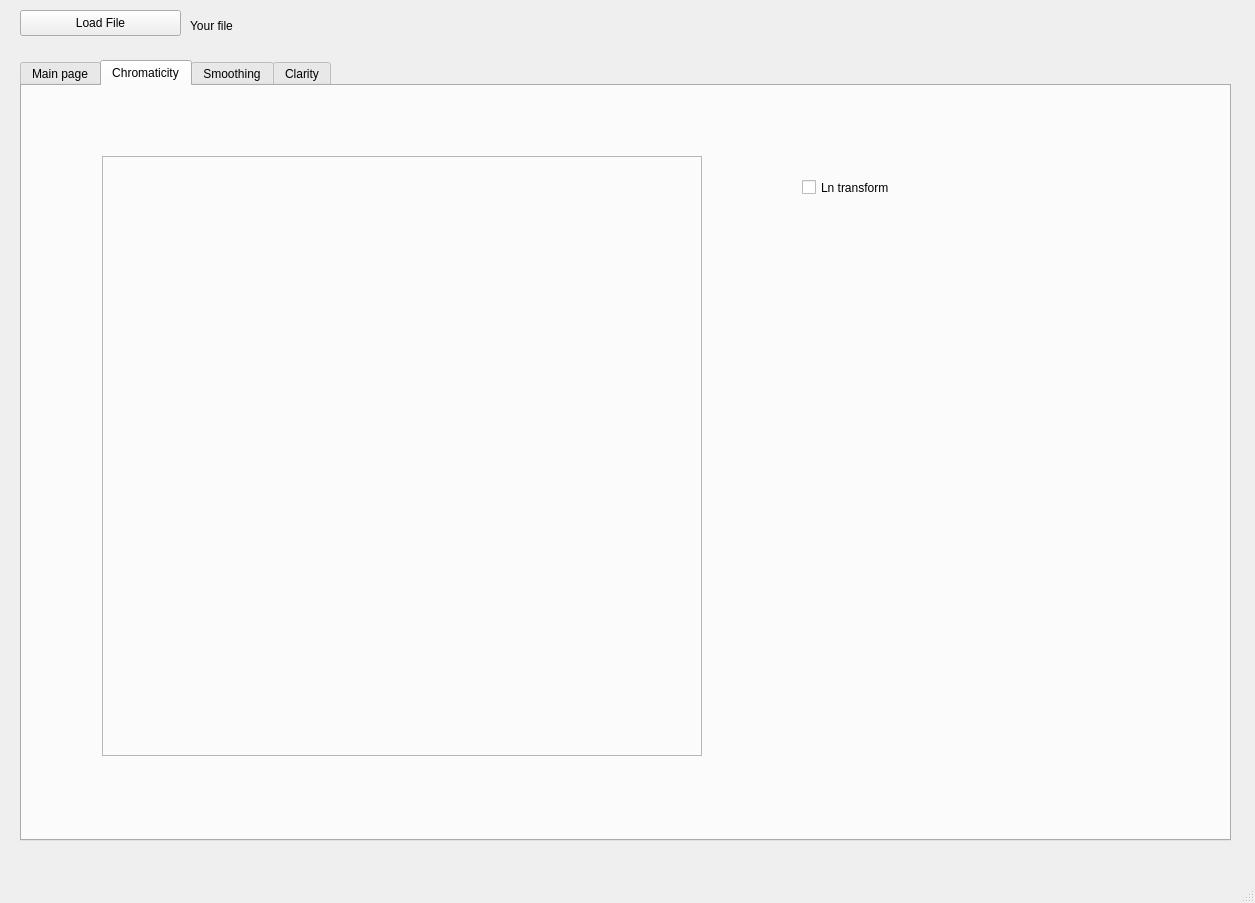
First picture: the form in lab2/design_2lab.ui, repository K4dZuO/CompVisionUTMN, before the edit.
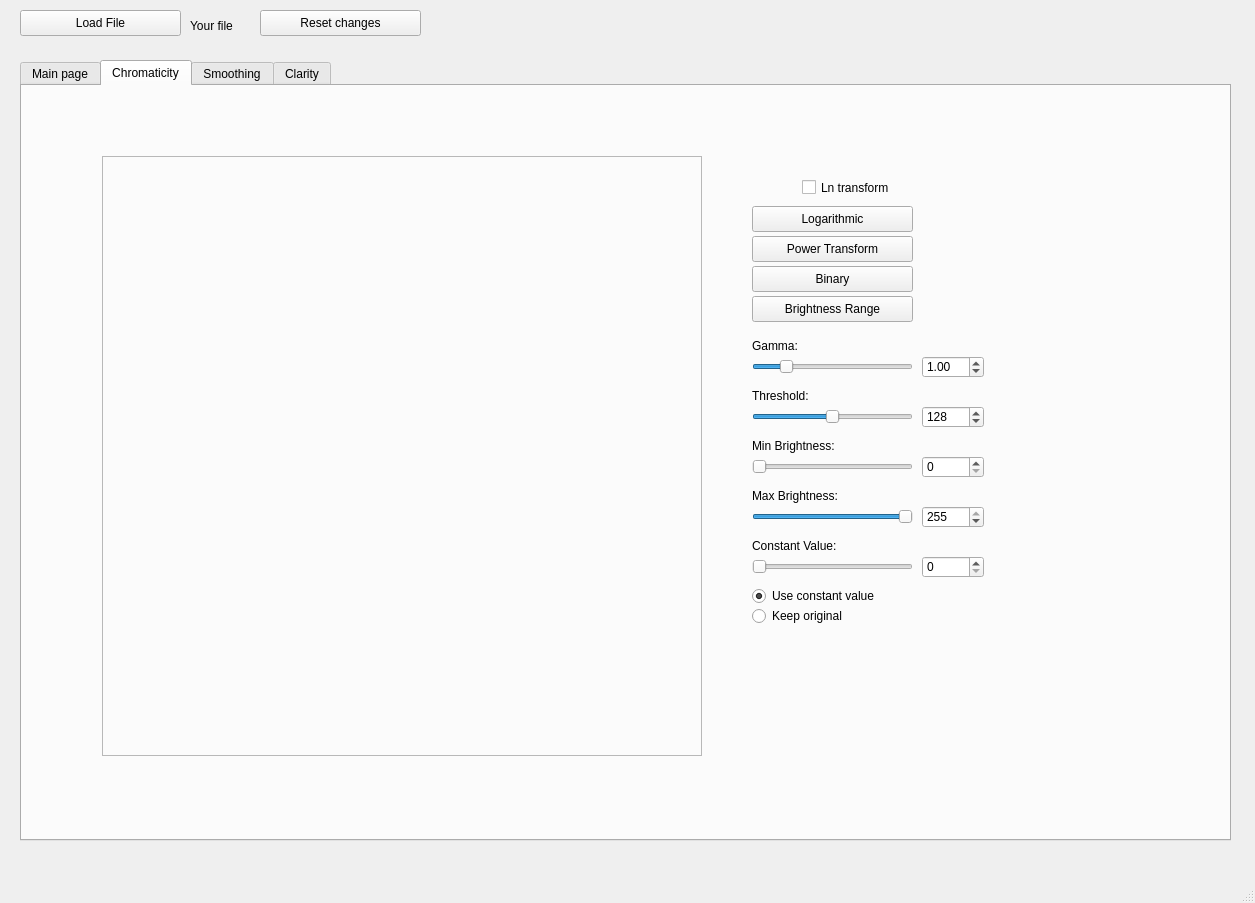
Second picture: the form after the edit. The open tabs and pages were chosen to show the change. Icons and pictures are not drawn.

Commit message: feat: add reset button and func for reset all changes

```diff
--- a/lab2/design_2lab.ui
+++ b/lab2/design_2lab.ui
@@ -269,6 +269,357 @@
        <string>Ln transform</string>
       </property>
      </widget>
+     <widget class="QPushButton" name="log_button">
+      <property name="geometry">
+       <rect>
+        <x>730</x>
+        <y>120</y>
+        <width>161</width>
+        <height>26</height>
+       </rect>
+      </property>
+      <property name="text">
+       <string>Logarithmic</string>
+      </property>
+     </widget>
+     <widget class="QPushButton" name="power_button">
+      <property name="geometry">
+       <rect>
+        <x>730</x>
+        <y>150</y>
+        <width>161</width>
+        <height>26</height>
+       </rect>
+      </property>
+      <property name="text">
+       <string>Power Transform</string>
+      </property>
+     </widget>
+     <widget class="QPushButton" name="binary_button">
+      <property name="geometry">
+       <rect>
+        <x>730</x>
+        <y>180</y>
+        <width>161</width>
+        <height>26</height>
+       </rect>
+      </property>
+      <property name="text">
+       <string>Binary</string>
+      </property>
+     </widget>
+     <widget class="QPushButton" name="range_button">
+      <property name="geometry">
+       <rect>
+        <x>730</x>
+        <y>210</y>
+        <width>161</width>
+        <height>26</height>
+       </rect>
+      </property>
+      <property name="text">
+       <string>Brightness Range</string>
+      </property>
+     </widget>
+     <widget class="QLabel" name="gamma_label">
+      <property name="geometry">
+       <rect>
+        <x>730</x>
+        <y>250</y>
+        <width>161</width>
+        <height>20</height>
+       </rect>
+      </property>
+      <property name="text">
+       <string>Gamma:</string>
+      </property>
+     </widget>
+     <widget class="QSlider" name="gamma_slider">
+      <property name="geometry">
+       <rect>
+        <x>730</x>
+        <y>270</y>
+        <width>161</width>
+        <height>22</height>
+       </rect>
+      </property>
+      <property name="minimum">
+       <number>1</number>
+      </property>
+      <property name="maximum">
+       <number>50</number>
+      </property>
+      <property name="value">
+       <number>10</number>
+      </property>
+      <property name="orientation">
+       <enum>Qt::Orientation::Horizontal</enum>
+      </property>
+     </widget>
+     <widget class="QDoubleSpinBox" name="gamma_spin">
+      <property name="geometry">
+       <rect>
+        <x>900</x>
+        <y>270</y>
+        <width>62</width>
+        <height>22</height>
+       </rect>
+      </property>
+      <property name="minimum">
+       <double>0.100000000000000</double>
+      </property>
+      <property name="maximum">
+       <double>5.000000000000000</double>
+      </property>
+      <property name="value">
+       <double>1.000000000000000</double>
+      </property>
+     </widget>
+     <widget class="QLabel" name="threshold_label">
+      <property name="geometry">
+       <rect>
+        <x>730</x>
+        <y>300</y>
+        <width>161</width>
+        <height>20</height>
+       </rect>
+      </property>
+      <property name="text">
+       <string>Threshold:</string>
+      </property>
+     </widget>
+     <widget class="QSlider" name="threshold_slider">
+      <property name="geometry">
+       <rect>
+        <x>730</x>
+        <y>320</y>
+        <width>161</width>
+        <height>22</height>
+       </rect>
+      </property>
+      <property name="minimum">
+       <number>0</number>
+      </property>
+      <property name="maximum">
+       <number>255</number>
+      </property>
+      <property name="value">
+       <number>128</number>
+      </property>
+      <property name="orientation">
+       <enum>Qt::Orientation::Horizontal</enum>
+      </property>
+     </widget>
+     <widget class="QSpinBox" name="threshold_spin">
+      <property name="geometry">
+       <rect>
+        <x>900</x>
+        <y>320</y>
+        <width>62</width>
+        <height>22</height>
+       </rect>
+      </property>
+      <property name="minimum">
+       <number>0</number>
+      </property>
+      <property name="maximum">
+       <number>255</number>
+      </property>
+      <property name="value">
+       <number>128</number>
+      </property>
+     </widget>
+     <widget class="QLabel" name="min_brightness_label">
+      <property name="geometry">
+       <rect>
+        <x>730</x>
+        <y>350</y>
+        <width>161</width>
+        <height>20</height>
+       </rect>
+      </property>
+      <property name="text">
+       <string>Min Brightness:</string>
+      </property>
+     </widget>
+     <widget class="QSlider" name="min_brightness_slider">
+      <property name="geometry">
+       <rect>
+        <x>730</x>
+        <y>370</y>
+        <width>161</width>
+        <height>22</height>
+       </rect>
+      </property>
+      <property name="minimum">
+       <number>0</number>
+      </property>
+      <property name="maximum">
+       <number>255</number>
+      </property>
+      <property name="value">
+       <number>0</number>
+      </property>
+      <property name="orientation">
+       <enum>Qt::Orientation::Horizontal</enum>
+      </property>
+     </widget>
+     <widget class="QSpinBox" name="min_brightness_spin">
+      <property name="geometry">
+       <rect>
+        <x>900</x>
+        <y>370</y>
+        <width>62</width>
+        <height>22</height>
+       </rect>
+      </property>
+      <property name="minimum">
+       <number>0</number>
+      </property>
+      <property name="maximum">
+       <number>255</number>
+      </property>
+      <property name="value">
+       <number>0</number>
+      </property>
+     </widget>
+     <widget class="QLabel" name="max_brightness_label">
+      <property name="geometry">
+       <rect>
+        <x>730</x>
+        <y>400</y>
+        <width>161</width>
+        <height>20</height>
+       </rect>
+      </property>
+      <property name="text">
+       <string>Max Brightness:</string>
+      </property>
+     </widget>
+     <widget class="QSlider" name="max_brightness_slider">
+      <property name="geometry">
+       <rect>
+        <x>730</x>
+        <y>420</y>
+        <width>161</width>
+        <height>22</height>
+       </rect>
+      </property>
+      <property name="minimum">
+       <number>0</number>
+      </property>
+      <property name="maximum">
+       <number>255</number>
+      </property>
+      <property name="value">
+       <number>255</number>
+      </property>
+      <property name="orientation">
+       <enum>Qt::Orientation::Horizontal</enum>
+      </property>
+     </widget>
+     <widget class="QSpinBox" name="max_brightness_spin">
+      <property name="geometry">
+       <rect>
+        <x>900</x>
+        <y>420</y>
+        <width>62</width>
+        <height>22</height>
+       </rect>
+      </property>
+      <property name="minimum">
+       <number>0</number>
+      </property>
+      <property name="maximum">
+       <number>255</number>
+      </property>
+      <property name="value">
+       <number>255</number>
+      </property>
+     </widget>
+     <widget class="QLabel" name="constant_value_label">
+      <property name="geometry">
+       <rect>
+        <x>730</x>
+        <y>450</y>
+        <width>161</width>
+        <height>20</height>
+       </rect>
+      </property>
+      <property name="text">
+       <string>Constant Value:</string>
+      </property>
+     </widget>
+     <widget class="QSlider" name="constant_value_slider">
+      <property name="geometry">
+       <rect>
+        <x>730</x>
+        <y>470</y>
+        <width>161</width>
+        <height>22</height>
+       </rect>
+      </property>
+      <property name="minimum">
+       <number>0</number>
+      </property>
+      <property name="maximum">
+       <number>255</number>
+      </property>
+      <property name="value">
+       <number>0</number>
+      </property>
+      <property name="orientation">
+       <enum>Qt::Orientation::Horizontal</enum>
+      </property>
+     </widget>
+     <widget class="QSpinBox" name="constant_value_spin">
+      <property name="geometry">
+       <rect>
+        <x>900</x>
+        <y>470</y>
+        <width>62</width>
+        <height>22</height>
+       </rect>
+      </property>
+      <property name="minimum">
+       <number>0</number>
+      </property>
+      <property name="maximum">
+       <number>255</number>
+      </property>
+      <property name="value">
+       <number>0</number>
+      </property>
+     </widget>
+     <widget class="QRadioButton" name="constant_radio">
+      <property name="geometry">
+       <rect>
+        <x>730</x>
+        <y>500</y>
+        <width>161</width>
+        <height>20</height>
+       </rect>
+      </property>
+      <property name="text">
+       <string>Use constant value</string>
+      </property>
+      <property name="checked">
+       <bool>true</bool>
+      </property>
+     </widget>
+     <widget class="QRadioButton" name="original_radio">
+      <property name="geometry">
+       <rect>
+        <x>730</x>
+        <y>520</y>
+        <width>161</width>
+        <height>20</height>
+       </rect>
+      </property>
+      <property name="text">
+       <string>Keep original</string>
+      </property>
+     </widget>
     </widget>
     <widget class="QWidget" name="smooth_tab">
      <attribute name="title">
@@ -281,6 +632,19 @@
      </attribute>
     </widget>
    </widget>
+   <widget class="QPushButton" name="reset_button">
+    <property name="geometry">
+     <rect>
+      <x>260</x>
+      <y>10</y>
+      <width>161</width>
+      <height>26</height>
+     </rect>
+    </property>
+    <property name="text">
+     <string>Reset changes</string>
+    </property>
+   </widget>
   </widget>
   <widget class="QStatusBar" name="statusbar"/>
   <action name="actionload_file">
```
Left out of the diff: 316 changed lines with no effect on the pictures. The commit also changes 2 other files.
